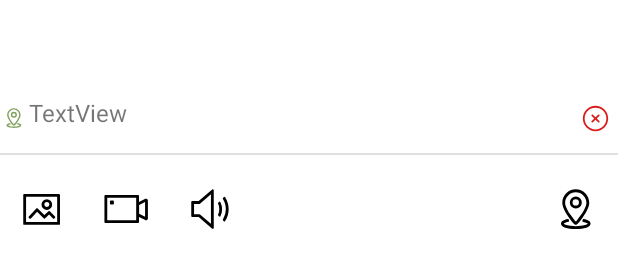
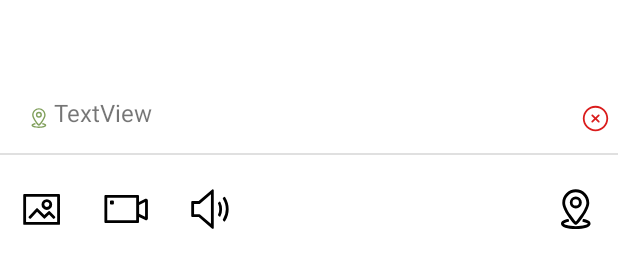
Before and after one commit to MoebiusMeow/Meiyou, an Android app: the layout activity_newcontent.xml on its own in the app's theme, with its tools: preview values and no code run, on a phone screen of 412 x 824 dp. Shown: the part 243-511 px from the top of the screen. Run offline under Robolectric (Android 15) with nearby library versions, the phone set to English and light mode, and no system bars.

Commit message:
upd: ui misc

```diff
--- a/app/src/main/java/com/example/meiyou/activity/NewContentActivity.java
+++ b/app/src/main/java/com/example/meiyou/activity/NewContentActivity.java
@@ -92,7 +92,8 @@ public class NewContentActivity extends AppCompatActivity {
             binding.textNewContentTitle.setText("回复#"+pid);
             binding.editTextTitle.setText("");
             binding.editTextTitle.setVisibility(View.GONE);
-            binding.editTextContent.setText("回复正文...");
+            binding.editTextContent.setText("");
+            binding.editTextContent.setHint("回复正文...");
         }
         else{
             binding.textNewContentTitle.setText("新帖子");
--- a/app/src/main/res/layout/activity_newcontent.xml
+++ b/app/src/main/res/layout/activity_newcontent.xml
@@ -217,7 +217,7 @@
                 android:text="TextView"
                 android:textSize="16sp"
                 app:layout_constraintEnd_toStartOf="@+id/imageViewDeletePos"
-                app:layout_constraintStart_toStartOf="@+id/divider2"
+                app:layout_constraintStart_toStartOf="@+id/editTextContent"
                 app:layout_constraintTop_toBottomOf="@+id/editTextContent" />
 
             <ImageView
--- a/app/src/main/res/layout/component_loadmore.xml
+++ b/app/src/main/res/layout/component_loadmore.xml
@@ -10,7 +10,7 @@
         android:layout_width="match_parent"
         android:layout_height="wrap_content"
         android:layout_marginTop="4dp"
-        android:layout_marginBottom="12dp"
+        android:layout_marginBottom="96dp"
         android:gravity="center"
         app:layout_constraintBottom_toBottomOf="parent"
         app:layout_constraintEnd_toEndOf="parent"
--- a/app/src/main/res/layout/message_card2_layout.xml
+++ b/app/src/main/res/layout/message_card2_layout.xml
@@ -21,6 +21,7 @@
                 android:layout_height="60dp"
                 android:layout_margin="10dp"
                 android:layout_weight="1"
+                android:scaleType="centerCrop"
                 app:layout_constraintBottom_toBottomOf="parent"
                 app:layout_constraintStart_toStartOf="parent"
                 app:layout_constraintTop_toTopOf="parent"
--- a/app/src/main/res/layout/message_card_layout.xml
+++ b/app/src/main/res/layout/message_card_layout.xml
@@ -35,6 +35,7 @@
                 android:layout_height="60dp"
                 android:layout_margin="10dp"
                 android:layout_weight="1"
+                android:scaleType="centerCrop"
                 app:layout_constraintBottom_toBottomOf="parent"
                 app:layout_constraintStart_toStartOf="parent"
                 app:layout_constraintTop_toTopOf="parent"
```
